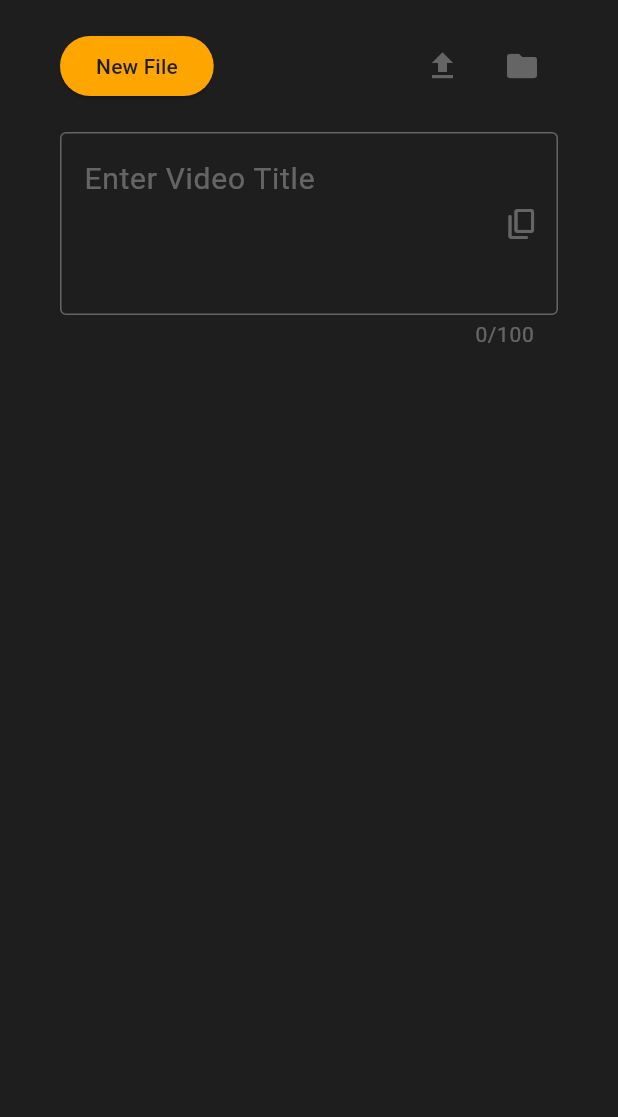
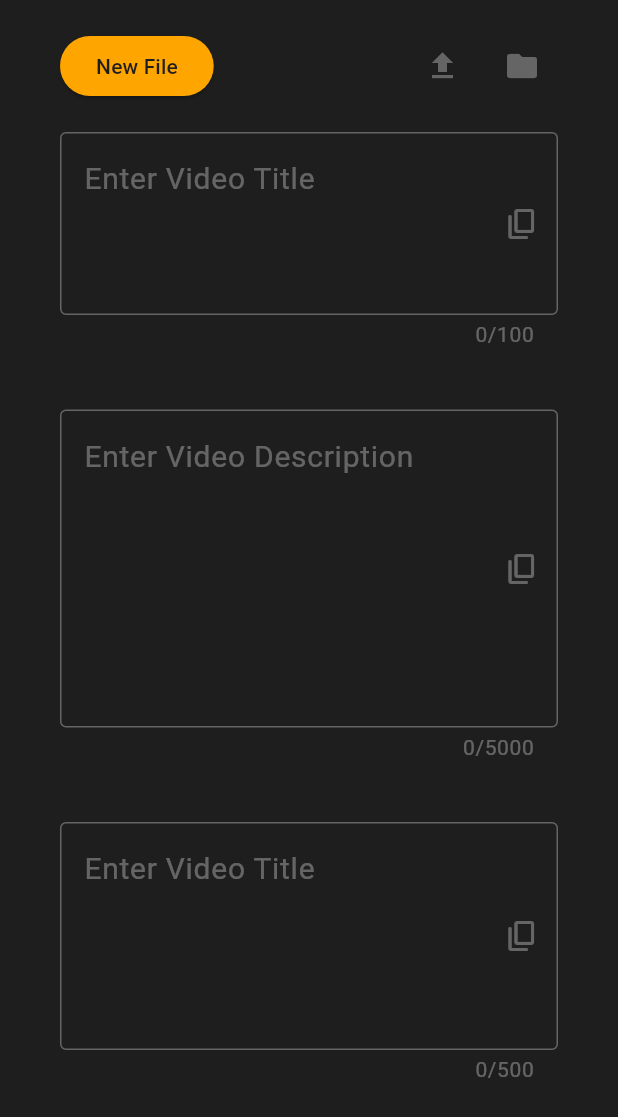
Before and after one commit to Davematteer/metatube, a Flutter app: the screen it shows after launch, on a phone screen of 412 x 824 dp. Shown: the top 1117 px of the screen. Run offline on Flutter 3.47's test engine with Material 3 defaults, Android fonts, the phone set to English and light mode, and no system bars.

Commit message:
Description and Tag boxes added

```diff
--- a/lib/pages/home_screen.dart
+++ b/lib/pages/home_screen.dart
@@ -14,6 +14,9 @@ class HomeScreen extends StatefulWidget {
 class _HomeScreenState extends State<HomeScreen> {
 
   final TextEditingController titleController = TextEditingController();
+  final TextEditingController descriptionController = TextEditingController();
+  final TextEditingController tagsController = TextEditingController();
+
   @override
   Widget build(BuildContext context) {
     return Scaffold(
@@ -41,7 +44,26 @@ class _HomeScreenState extends State<HomeScreen> {
               maxLines: 3,
               hintText: "Enter Video Title",
               controller: titleController
-            )
+            ),
+            const SizedBox(height: 40,),
+
+            CustomTextfield
+            (
+              maxLength: 5000,
+              maxLines: 6,
+              hintText: "Enter Video Description",
+              controller: descriptionController
+            ),
+
+            const SizedBox(height: 40,),
+
+            CustomTextfield
+            (
+              maxLength: 500,
+              maxLines: 4,
+              hintText: "Enter Video Title",
+              controller: tagsController
+            ),
         ],),
       )
     );
--- a/lib/widgets/custom_textfield.dart
+++ b/lib/widgets/custom_textfield.dart
@@ -4,6 +4,7 @@ import "dart:ui";
 
 import "package:flutter/material.dart";
 import "package:flutter/services.dart";
+import "package:metatube/utils/snackbar_utils.dart";
 
 import "../utils/app_styles.dart";
 
@@ -37,6 +38,7 @@ class _CustomTextfieldState extends State<CustomTextfield> {
 
   void copyToClipboard(context, String text){
     Clipboard.setData(ClipboardData(text: text));
+    SnackBarUtils.showSnackbar(context, Icons.content_copy, "Copied Text");
   }
 
   @override
```
Also changed, not shown: lib/utils/snackbar_utils.dart (added, +18 -0 lines).
